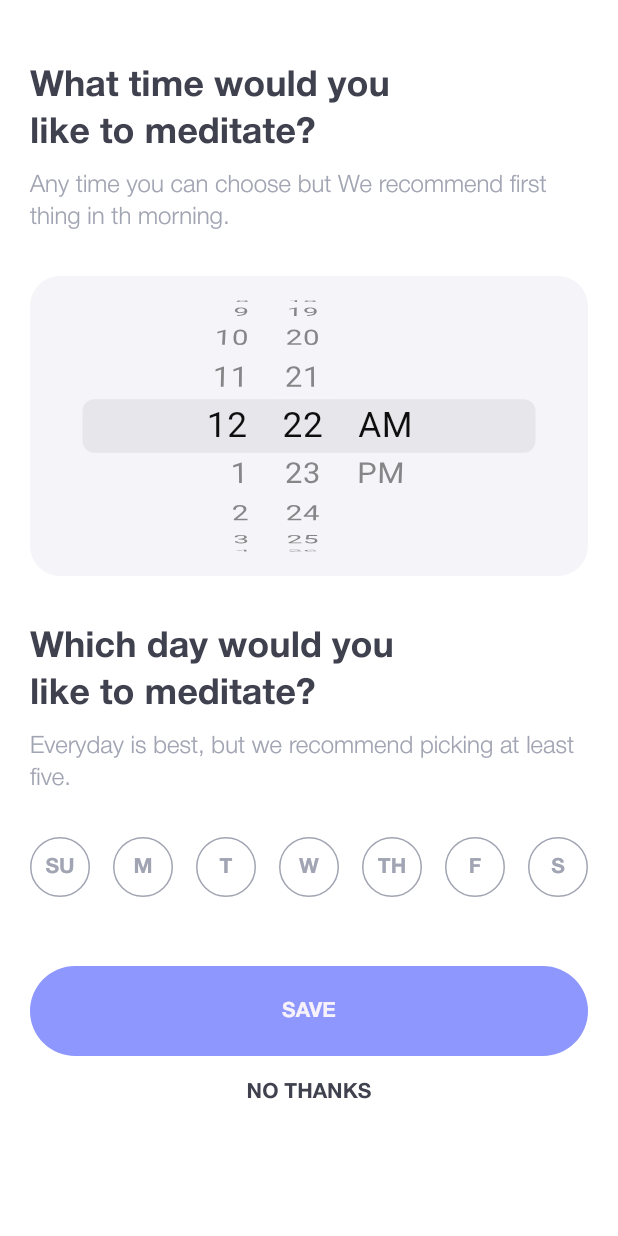
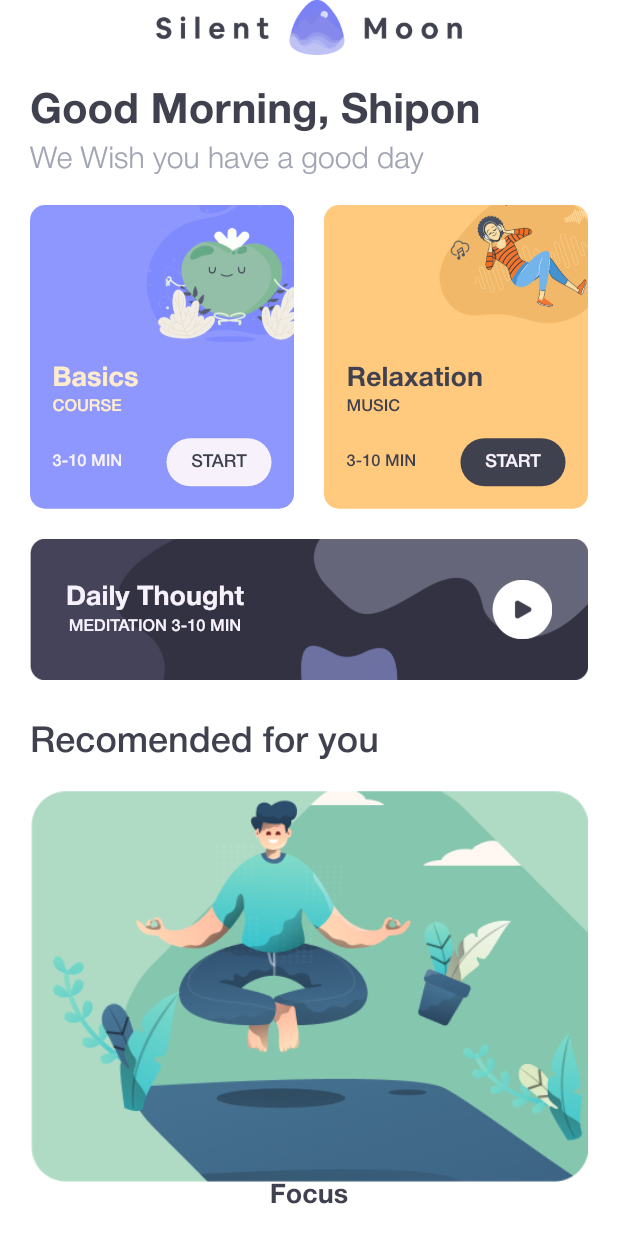
Before and after one commit to shiponirfan/meditation_app, a Flutter app: the RemindersScreen screen opened directly, after a tap on "SAVE", on a phone screen of 412 x 824 dp. Run offline on Flutter 3.47's test engine with Material 3 defaults, Android fonts, the phone set to English and light mode, and no system bars.

Commit message:
Home Screen Added

```diff
--- a/lib/utils/app_color.dart
+++ b/lib/utils/app_color.dart
@@ -5,6 +5,7 @@ class AppColor {
   static Color secondary = const Color(0xff3F414E);
   static Color ternary = const Color(0xffEBEAEC);
   static Color inputBg = const Color(0xffF2F3F7);
+  static Color iconBg = const Color(0xffFFC97E);
   static Color primaryText = const Color(0xff3F414E);
   static Color secondaryText = const Color(0xffA1A4B2);
   static Color ternaryText = const Color(0xffFFECCC);
--- /dev/null
+++ b/lib/views/home/home_screen.dart
@@ -0,0 +1,340 @@
+import 'package:flutter/material.dart';
+import 'package:meditation_app/utils/app_color.dart';
+import 'package:meditation_app/utils/app_extension.dart';
+import 'package:meditation_app/widget/recommended_card.dart';
+
+class HomeScreen extends StatefulWidget {
+  const HomeScreen({super.key});
+
+  @override
+  State<HomeScreen> createState() => _HomeScreenState();
+}
+
+class _HomeScreenState extends State<HomeScreen> {
+  List<Map> recommendedList = [
+    {
+      'image': 'assets/images/home/focus.png',
+      'title': 'Focus',
+      'subTitle': 'MEDITATION',
+      'time': '3-10 MIN',
+    },
+    {
+      'image': 'assets/images/home/happiness.png',
+      'title': 'Happiness',
+      'subTitle': 'MEDITATION',
+      'time': '3-10 MIN',
+    }
+  ];
+
+  @override
+  Widget build(BuildContext context) {
+    return Scaffold(
+      body: SingleChildScrollView(
+        padding: const EdgeInsets.symmetric(horizontal: 20),
+        child: SafeArea(
+            child: Column(
+          crossAxisAlignment: CrossAxisAlignment.start,
+          children: [
+            Center(
+              child: Image.asset(
+                'assets/images/logo_black.png',
+                width: context.width * 0.5,
+                fit: BoxFit.fitWidth,
+              ),
+            ),
+            _buildTextContent(),
+            Row(
+              children: [
+                Container(
+                  width: context.width * 0.5 - 30,
+                  decoration: BoxDecoration(
+                      color: AppColor.primary,
+                      borderRadius:
+                          const BorderRadius.all(Radius.circular(10))),
+                  child: Column(
+                    crossAxisAlignment: CrossAxisAlignment.start,
+                    children: [
+                      Align(
+                        alignment: AlignmentDirectional.topEnd,
+                        child: ClipRRect(
+                          borderRadius: const BorderRadius.only(
+                              topRight: Radius.circular(10)),
+                          child: Image.asset(
+                            'assets/images/home/icon1.png',
+                            fit: BoxFit.fitWidth,
+                            width: 100,
+                          ),
+                        ),
+                      ),
+                      Padding(
+                        padding: const EdgeInsets.all(15),
+                        child: Column(
+                          crossAxisAlignment: CrossAxisAlignment.start,
+                          children: [
+                            Text(
+                              'Basics',
+                              style: TextStyle(
+                                color: AppColor.ternaryText,
+                                fontWeight: FontWeight.w700,
+                                fontSize: 18,
+                              ),
+                            ),
+                            const SizedBox(
+                              height: 5,
+                            ),
+                            Text(
+                              'COURSE',
+                              style: TextStyle(
+                                color: AppColor.ternaryText,
+                                fontWeight: FontWeight.w500,
+                                fontSize: 11,
+                              ),
+                            ),
+                            const SizedBox(
+                              height: 15,
+                            ),
+                            Row(
+                              mainAxisAlignment: MainAxisAlignment.spaceBetween,
+                              children: [
+                                Text(
+                                  '3-10 MIN',
+                                  style: TextStyle(
+                                    color: AppColor.whiteText,
+                                    fontWeight: FontWeight.w500,
+                                    fontSize: 11,
+                                  ),
+                                ),
+                                Container(
+                                  width: 70,
+                                  padding:
+                                      const EdgeInsets.symmetric(vertical: 10),
+                                  decoration: BoxDecoration(
+                                      color: AppColor.whiteText,
+                                      borderRadius: const BorderRadius.all(
+                                          Radius.circular(25))),
+                                  child: Text(
+                                    'START',
+                                    style: TextStyle(
+                                      color: AppColor.primaryText,
+                                      fontWeight: FontWeight.w500,
+                                      fontSize: 12,
+                                    ),
+                                    textAlign: TextAlign.center,
+                                  ),
+                                )
+                              ],
+                            )
+                          ],
+                        ),
+                      ),
+                    ],
+                  ),
+                ),
+                const SizedBox(
+                  width: 20,
+                ),
+                Container(
+                  width: context.width * 0.5 - 30,
+                  decoration: BoxDecoration(
+                      color: AppColor.iconBg,
+                      borderRadius:
+                          const BorderRadius.all(Radius.circular(10))),
+                  child: Column(
+                    crossAxisAlignment: CrossAxisAlignment.start,
+                    children: [
+                      Align(
+                        alignment: AlignmentDirectional.topEnd,
+                        child: ClipRRect(
+                          borderRadius: const BorderRadius.only(
+                              topRight: Radius.circular(10)),
+                          child: Image.asset(
+                            'assets/images/home/icon2.png',
+                            fit: BoxFit.fitWidth,
+                            width: 100,
+                          ),
+                        ),
+                      ),
+                      Padding(
+                        padding: const EdgeInsets.all(15),
+                        child: Column(
+                          crossAxisAlignment: CrossAxisAlignment.start,
+                          children: [
+                            Text(
+                              'Relaxation',
+                              style: TextStyle(
+                                color: AppColor.primaryText,
+                                fontWeight: FontWeight.w700,
+                                fontSize: 18,
+                              ),
+                            ),
+                            const SizedBox(
+                              height: 5,
+                            ),
+                            Text(
+                              'MUSIC',
+                              style: TextStyle(
+                                color: AppColor.primaryText,
+                                fontWeight: FontWeight.w500,
+                                fontSize: 11,
+                              ),
+                            ),
+                            const SizedBox(
+                              height: 15,
+                            ),
+                            Row(
+                              mainAxisAlignment: MainAxisAlignment.spaceBetween,
+                              children: [
+                                Text(
+                                  '3-10 MIN',
+                                  style: TextStyle(
+                                    color: AppColor.primaryText,
+                                    fontWeight: FontWeight.w500,
+                                    fontSize: 11,
+                                  ),
+                                ),
+                                Container(
+                                  width: 70,
+                                  padding:
+                                      const EdgeInsets.symmetric(vertical: 10),
+                                  decoration: BoxDecoration(
+                                      color: AppColor.primaryText,
+                                      borderRadius: const BorderRadius.all(
+                                          Radius.circular(25))),
+                                  child: Text(
+                                    'START',
+                                    style: TextStyle(
+                                      color: AppColor.whiteText,
+                                      fontWeight: FontWeight.w500,
+                                      fontSize: 12,
+                                    ),
+                                    textAlign: TextAlign.center,
+                                  ),
+                                )
+                              ],
+                            )
+                          ],
+                        ),
+                      ),
+                    ],
+                  ),
+                ),
+              ],
+            ),
+            const SizedBox(
+              height: 20,
+            ),
+            Stack(
+              alignment: Alignment.center,
+              children: [
+                Image.asset(
+                  'assets/images/home/play_bg.png',
+                  width: context.width,
+                  fit: BoxFit.fitWidth,
+                ),
+                Padding(
+                  padding: const EdgeInsets.all(24),
+                  child: Row(
+                    mainAxisAlignment: MainAxisAlignment.spaceBetween,
+                    children: [
+                      Column(
+                        children: [
+                          Text(
+                            'Daily Thought',
+                            style: TextStyle(
+                              color: AppColor.whiteText,
+                              fontWeight: FontWeight.w700,
+                              fontSize: 18,
+                            ),
+                          ),
+                          const SizedBox(
+                            height: 5,
+                          ),
+                          Text(
+                            'MEDITATION 3-10 MIN',
+                            style: TextStyle(
+                              color: AppColor.whiteText,
+                              fontWeight: FontWeight.w500,
+                              fontSize: 11,
+                            ),
+                          ),
+                        ],
+                      ),
+                      Image.asset(
+                        'assets/images/home/play_btn.png',
+                        width: 40,
+                        height: 40,
+                        fit: BoxFit.fitWidth,
+                      ),
+                    ],
+                  ),
+                )
+              ],
+            ),
+            const SizedBox(
+              height: 30,
+            ),
+            Text(
+              'Recomended for you',
+              style: TextStyle(
+                  fontWeight: FontWeight.w500,
+                  fontSize: 24,
+                  color: AppColor.primaryText),
+            ),
+            const SizedBox(
+              height: 20,
+            ),
+            SizedBox(
+              height: context.height * 0.35 * 0.7 + 40 + 40,
+              child: ListView.separated(
+                  itemBuilder: (context, index) {
+                    Map data = recommendedList[index];
+                    return RecommendedCard(
+                        image: data['image'],
+                        title: data['title'],
+                        subTitle: data['subTitle'],
+                        time: data['time']);
+                  },
+                  separatorBuilder: (context, index) {
+                    return SizedBox(
+                      width: 20,
+                    );
+                  },
+                  itemCount: recommendedList.length),
+            )
+          ],
+        )),
+      ),
+    );
+  }
+
+  Widget _buildTextContent() {
+    return Column(
+      crossAxisAlignment: CrossAxisAlignment.start,
+      children: [
+        const SizedBox(
+          height: 24,
+        ),
+        Text(
+          'Good Morning, Shipon',
+          style: TextStyle(
+              fontWeight: FontWeight.w700,
+              fontSize: 28,
+              color: AppColor.primaryText),
+        ),
+        const SizedBox(
+          height: 8,
+        ),
+        Text(
+          'We Wish you have a good day',
+          style: TextStyle(
+              fontWeight: FontWeight.w300,
+              fontSize: 20,
+              color: AppColor.secondaryText),
+        ),
+        const SizedBox(
+          height: 20,
+        ),
+      ],
+    );
+  }
+}
--- a/lib/views/home/reminders_screen.dart
+++ b/lib/views/home/reminders_screen.dart
@@ -2,6 +2,7 @@ import 'package:flutter/cupertino.dart';
 import 'package:flutter/material.dart';
 import 'package:meditation_app/utils/app_color.dart';
 import 'package:meditation_app/utils/app_extension.dart';
+import 'package:meditation_app/views/home/home_screen.dart';
 import 'package:meditation_app/widget/app_circle_btn.dart';
 import 'package:meditation_app/widget/app_rounded_btn.dart';
 
@@ -101,7 +102,9 @@ class _RemindersScreenState extends State<RemindersScreen> {
               AppRoundedBtn(
                 title: 'SAVE',
                 type: AppRoundedBtnType.primary,
-                onPressed: () {},
+                onPressed: () {
+                  context.push(const HomeScreen());
+                },
               ),
               TextButton(
                 onPressed: () {
--- /dev/null
+++ b/lib/views/main_tabview/main_tabview_screen.dart
@@ -0,0 +1,15 @@
+import 'package:flutter/material.dart';
+
+class MainTabviewScreen extends StatefulWidget {
+  const MainTabviewScreen({super.key});
+
+  @override
+  State<MainTabviewScreen> createState() => _MainTabviewScreenState();
+}
+
+class _MainTabviewScreenState extends State<MainTabviewScreen> {
+  @override
+  Widget build(BuildContext context) {
+    return const Placeholder();
+  }
+}
--- /dev/null
+++ b/lib/widget/recommended_card.dart
@@ -0,0 +1,71 @@
+import 'package:flutter/cupertino.dart';
+import 'package:meditation_app/utils/app_color.dart';
+import 'package:meditation_app/utils/app_extension.dart';
+
+class RecommendedCard extends StatelessWidget {
+  const RecommendedCard(
+      {super.key,
+      required this.image,
+      required this.title,
+      required this.subTitle,
+      required this.time});
+
+  final String image;
+  final String title;
+  final String subTitle;
+  final String time;
+
+  @override
+  Widget build(BuildContext context) {
+    return Column(
+      children: [
+        ClipRRect(
+          child: Image.asset(
+            image,
+            width: context.width,
+            fit: BoxFit.fitWidth,
+          ),
+        ),
+        Text(
+          title,
+          style: TextStyle(
+            color: AppColor.primaryText,
+            fontWeight: FontWeight.w700,
+            fontSize: 18,
+          ),
+        ),
+        const SizedBox(
+          height: 5,
+        ),
+        Row(
+          children: [
+            Text(
+              subTitle,
+              style: TextStyle(
+                color: AppColor.secondaryText,
+                fontWeight: FontWeight.w500,
+                fontSize: 11,
+              ),
+            ),
+            Container(
+              width: 5,
+              height: 5,
+              margin: const EdgeInsets.symmetric(horizontal: 4),
+              decoration: BoxDecoration(
+                  color: AppColor.primaryText,
+                  borderRadius: BorderRadius.circular(100)),
+            ),
+            Text(
+              time,
+              style: TextStyle(
+                color: AppColor.secondaryText,
+                fontWeight: FontWeight.w500,
+                fontSize: 11,
+              ),
+            ),
+          ],
+        ),
+      ],
+    );
+  }
+}
--- a/pubspec.yaml
+++ b/pubspec.yaml
@@ -28,6 +28,7 @@ flutter:
   assets:
      - assets/images/
      - assets/images/topic/
+     - assets/images/home/
 
   fonts:
      - family: HelveticaNeue
```
Also changed, not shown: assets/images/home/focus.png (added), assets/images/home/happiness.png (added), assets/images/home/icon1.png (added), assets/images/home/icon2.png (added), assets/images/home/play_bg.png (added), assets/images/home/play_btn.png (added), assets/images/logo_black.png (added), 1 other file.
